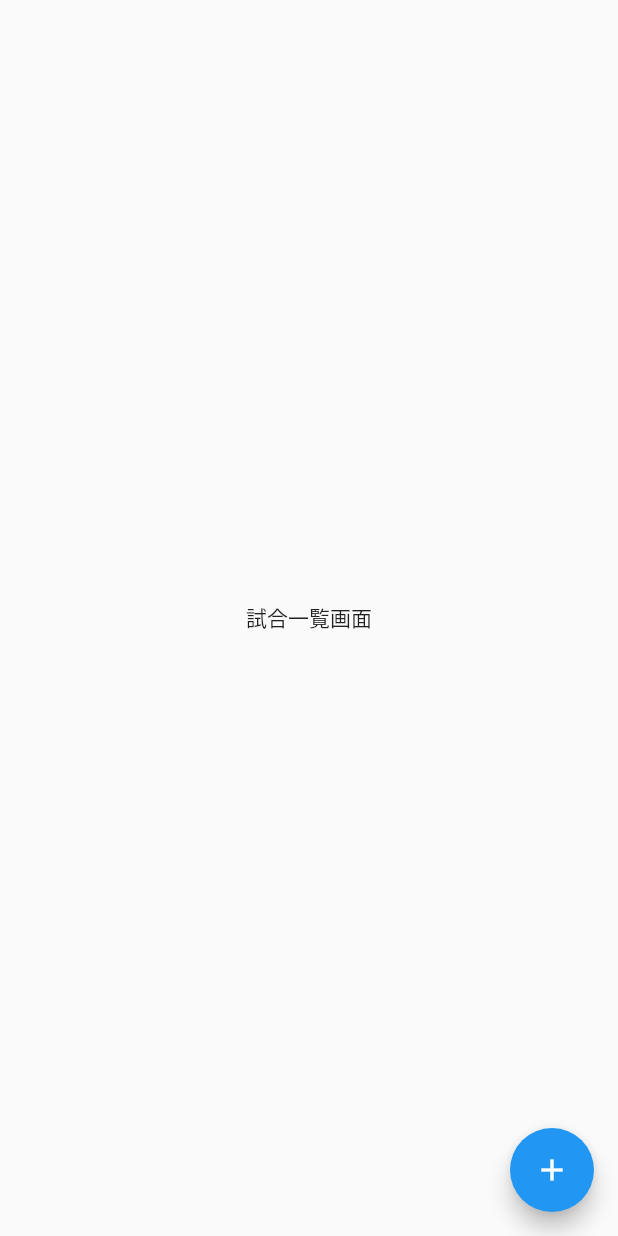
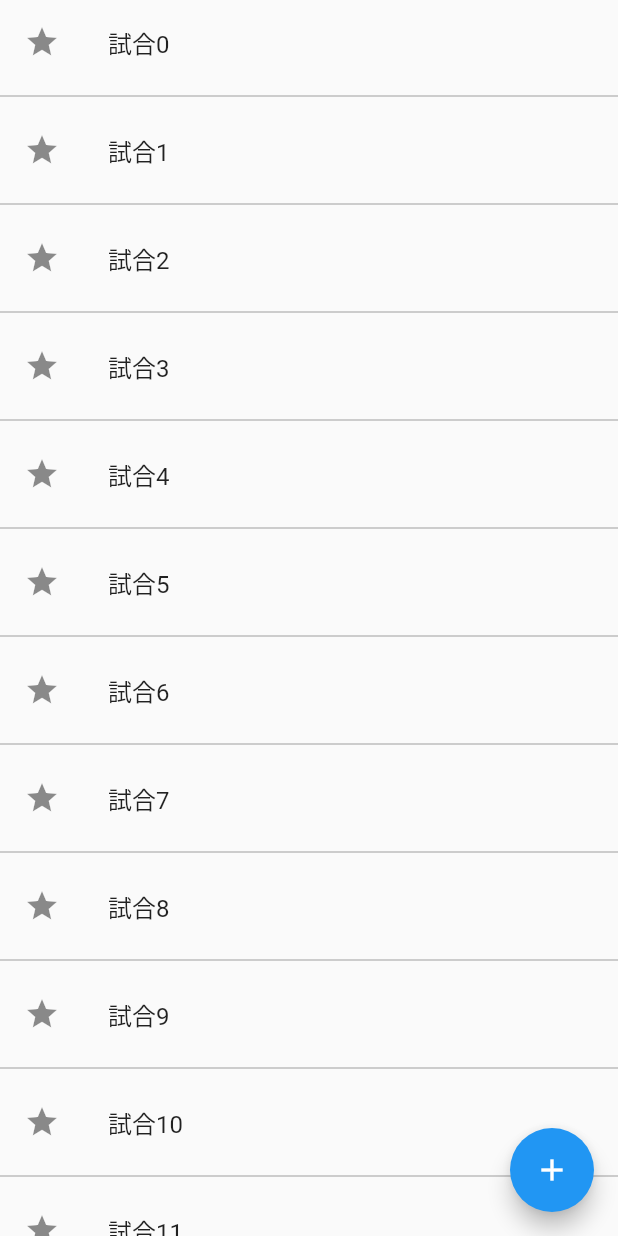
Before and after one commit to shunking-tech/note_app, a Flutter app: the Games screen opened directly, on a phone screen of 412 x 824 dp. Run offline on Flutter 3.47's test engine with Material 2 defaults, Android fonts, the phone set to English and light mode, and no system bars.

Commit message:
[2-2-6]開発_ページの作成_一覧画面のレイアウト作成

```diff
--- a/lib/pages/games.dart
+++ b/lib/pages/games.dart
@@ -13,7 +13,10 @@ class _GamesState extends State<Games> {
   Widget build(BuildContext context) {
     return Scaffold(
       body: Center(
-        child: Text("試合一覧画面"),
+        /* ↓↓↓変更箇所↓↓↓ */
+        // ②gameListメソッドを呼び出して、試合一覧を表示する
+        child: gameList(),
+        /* ↑↑↑変更箇所↑↑↑ */
       ),
       /* ↓↓↓追記↓↓↓ */
       floatingActionButton: FloatingActionButton( // 画面右下にボタンを設置します
@@ -28,4 +31,31 @@ class _GamesState extends State<Games> {
       /* ↑↑↑追記↑↑↑ */
     );
   }
+
+  /* ↓↓↓追記↓↓↓ */
+  // ①試合一覧を生成するメソッド
+  Widget gameList() {
+    return ListView.builder(  // ListViewとは、ウィジェットを縦に並べて、画面からはみ出した分をスクロールで表示できるウィジェットです
+      itemCount: 20,  // 20個のウィジェットを並べるように設定する
+      itemBuilder: (context, index) {
+        // 20個のうちの１つの表示内容を記述する
+        return Column(  // Columnとは、ウィジェットを縦に並べることができるウィジェットです
+          children: <Widget>[
+            ListTile( // ListTileとは、1行にテキストやアイコンを表示できるウィジェットです
+              leading: Icon(Icons.star),  // 1行の左端にアイコンを表示させる
+              title: Text("試合${index}"),  // 1行の真ん中にテキストを表示させる
+              onTap: () { // ListTileをタップした時の処理を記述する
+                Navigator.push( // 画面遷移する時に使う記述
+                    context,
+                    MaterialPageRoute(builder: (context) => EditGame()) // 遷移先を試合編集画面に設定する
+                );
+              },
+            ),
+            Divider(color: Colors.grey,), // Dividerとは、横幅いっぱいに線を表示させるウィジェットです
+          ],
+        );
+      },
+    );
+  }
+/* ↑↑↑追記↑↑↑ */
 }
```
Also changed, not shown: lib/pages/practices.dart (+31 -1 lines).
